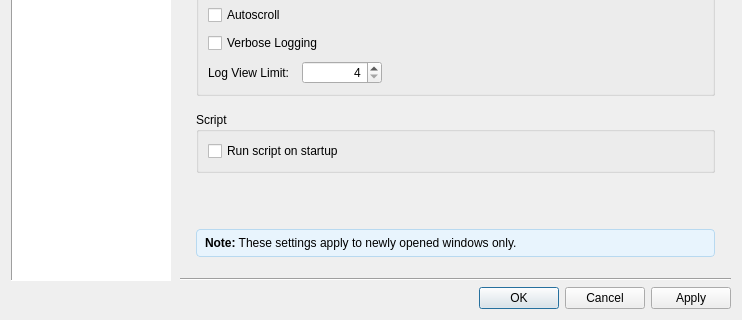
This is src/dialogs/dialogpreferences.ui in sanny32/OpenModSim as Qt 5 draws it before an edit; both pictures show x 0 to 742 and y 254 to 574 of the 742 by 574 pixel window. The edited form follows.
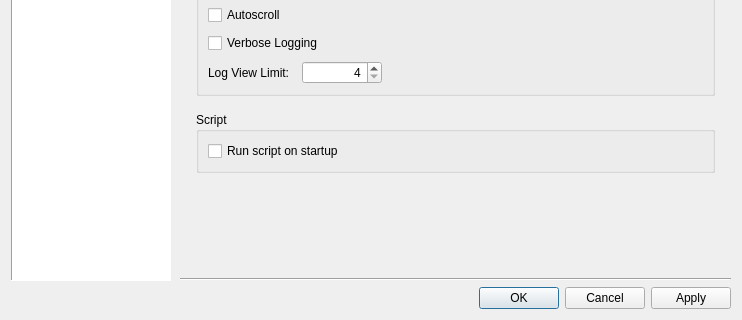
This is the edited form. The open tabs and pages were chosen to show the change. Icons and pictures are not drawn. Custom widgets are drawn as their Qt base class.

Commit message: refactor: Remove DialogDisplayDefinition and related UI components from the project

Patch:
```diff
--- a/src/dialogs/dialogpreferences.ui
+++ b/src/dialogs/dialogpreferences.ui
@@ -671,59 +671,6 @@
                </layout>
               </widget>
              </item>
-             <item>
-              <spacer name="verticalSpacer">
-               <property name="orientation">
-                <enum>Qt::Orientation::Vertical</enum>
-               </property>
-               <property name="sizeHint" stdset="0">
-                <size>
-                 <width>20</width>
-                 <height>40</height>
-                </size>
-               </property>
-              </spacer>
-             </item>
-             <item>
-              <widget class="QFrame" name="frameDisplayNote">
-               <property name="styleSheet">
-                <string notr="true">background-color: #E8F4FD; border: 1px solid #B8D9F0; border-radius: 4px;</string>
-               </property>
-               <property name="frameShape">
-                <enum>QFrame::Shape::StyledPanel</enum>
-               </property>
-               <property name="frameShadow">
-                <enum>QFrame::Shadow::Plain</enum>
-               </property>
-               <layout class="QHBoxLayout" name="hlDisplayNote">
-                <property name="leftMargin">
-                 <number>8</number>
-                </property>
-                <property name="topMargin">
-                 <number>6</number>
-                </property>
-                <property name="rightMargin">
-                 <number>8</number>
-                </property>
-                <property name="bottomMargin">
-                 <number>6</number>
-                </property>
-                <item>
-                 <widget class="QLabel" name="labelDisplayNote">
-                  <property name="styleSheet">
-                   <string notr="true">border: none;</string>
-                  </property>
-                  <property name="text">
-                   <string>&lt;b&gt;Note:&lt;/b&gt; These settings apply to newly opened windows only.</string>
-                  </property>
-                  <property name="wordWrap">
-                   <bool>true</bool>
-                  </property>
-                 </widget>
-                </item>
-               </layout>
-              </widget>
-             </item>
             </layout>
            </widget>
            <widget class="QWidget" name="pageScript">
```
Left out of the diff: 2 changed lines with no effect on the pictures. The commit also changes 12 other files.
